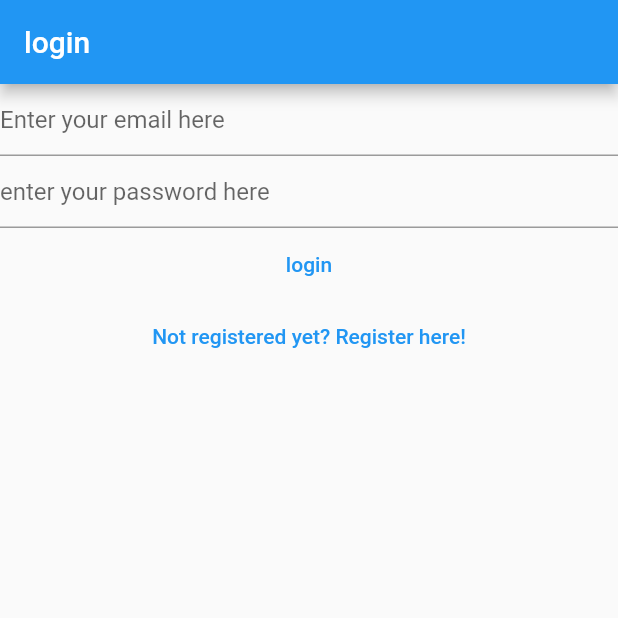
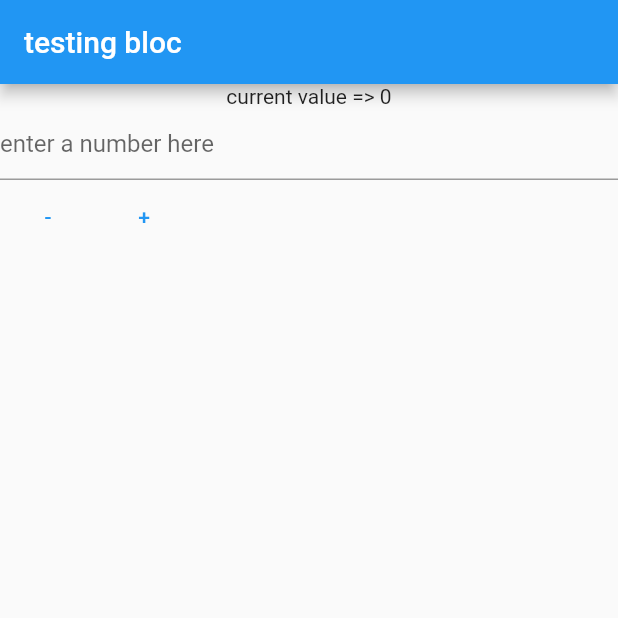
Before and after one commit to cheropnai/notesapp, a Flutter app: the screen it shows after launch, on a phone screen of 412 x 824 dp, the top half of it. Run offline on Flutter 3.47's test engine with Material 2 defaults, Android fonts, the phone set to English and light mode, and no system bars; our stand-ins replace bloc, cloud_firestore, firebase_auth, firebase_core, flutter_bloc and 1 more; missing offline and left inert: dart:ffi; accounts and stored records are empty.

Commit message:
step into bloc

```diff
--- a/lib/main.dart
+++ b/lib/main.dart
@@ -1,6 +1,8 @@
 import 'dart:ffi';
 
+import 'package:bloc/bloc.dart';
 import 'package:flutter/material.dart';
+import 'package:flutter_bloc/flutter_bloc.dart';
 import 'package:path/path.dart';
 
 import 'package:personalnotesapp/constants/routes.dart';
@@ -22,7 +24,7 @@
     theme: ThemeData(
       primarySwatch: Colors.blue,
     ),
-    home: const Homepage(),
+    home: const HomePage(),
     routes: {
       loginRoute: (context) => const Loginview(),
       registerRoute: (context) => const RegisterView(),
@@ -32,7 +34,7 @@
   ));
 }
 
-class Homepage extends StatelessWidget {
+/*class Homepage extends StatelessWidget {
   const Homepage({super.key});
 
   @override
@@ -60,3 +62,148 @@
     );
   }
 }
+*/
+class HomePage extends StatefulWidget {
+  const HomePage({super.key});
+
+  @override
+  State<HomePage> createState() => _HomePageState();
+}
+
+class _HomePageState extends State<HomePage> {
+  late final TextEditingController _controller;
+
+  @override
+  void initState() {
+    _controller = TextEditingController();
+    super.initState();
+  }
+
+  @override
+  void dispose() {
+    _controller.dispose();
+    super.dispose();
+  }
+
+  @override
+  Widget build(BuildContext context) {
+    return BlocProvider(
+      create: (context) => CounterBloc(),
+      child: Scaffold(
+        appBar: AppBar(
+          title: const Text('testing bloc'),
+          actions: [],
+        ),
+        body: BlocConsumer<CounterBloc, CounterState>(
+          listener: (context, state) {
+            _controller.clear();
+          },
+          builder: (context, state) {
+            final invalidValue =
+                (state is CounterStateInValidNumber) ? state.InvalidValue : '';
+            return Column(
+              children: [
+                Text('current value => ${state.value}'),
+                Visibility(
+                  child: Text('invalid input: $invalidValue'),
+                  visible: state is CounterStateInValidNumber,
+                ),
+                TextField(
+                  controller: _controller,
+                  decoration: const InputDecoration(
+                    hintText: 'enter a number here',
+                  ),
+                  keyboardType: TextInputType.number,
+                ),
+                Row(
+                  children: [
+                    TextButton(
+                        onPressed: () {
+                          context
+                              .read<CounterBloc>()
+                              .add(DecreamentEvent(_controller.text));
+                        },
+                        child: const Text('-')),
+                    TextButton(
+                        onPressed: () {
+                          context
+                              .read<CounterBloc>()
+                              .add(IncrementEvent(_controller.text));
+                        },
+                        child: const Text('+')),
+                  ],
+                )
+              ],
+            );
+          },
+        ),
+      ),
+    );
+  }
+}
+
+@immutable
+abstract class CounterState {
+  final int value;
+
+  const CounterState(this.value);
+}
+
+class CounterStateValid extends CounterState {
+  const CounterStateValid(int value) : super(value);
+}
+
+class CounterStateInValidNumber extends CounterState {
+  final String InvalidValue;
+
+  CounterStateInValidNumber({
+    required this.InvalidValue,
+    required int previousValue,
+  }) : super(previousValue);
+}
+
+@immutable
+abstract class CounterEvent {
+  final String value;
+
+  const CounterEvent(this.value);
+}
+
+class IncrementEvent extends CounterEvent {
+  const IncrementEvent(String value) : super(value);
+}
+
+class DecreamentEvent extends CounterEvent {
+  const DecreamentEvent(String value) : super(value);
+}
+
+class CounterBloc extends Bloc<CounterEvent, CounterState> {
+  CounterBloc() : super(const CounterStateValid(0)) {
+    on<IncrementEvent>((event, emit) {
+      final integer = int.tryParse(event.value);
+      if (integer == null) {
+        emit(CounterStateInValidNumber(
+          InvalidValue: event.value,
+          previousValue: state.value,
+        ));
+      } else {
+        emit(
+          CounterStateValid(state.value + integer),
+        );
+      }
+    });
+    on<DecreamentEvent>((event, emit) {
+      final integer = int.tryParse(event.value);
+      if (integer == null) {
+        emit(CounterStateInValidNumber(
+          InvalidValue: event.value,
+          previousValue: state.value,
+        ));
+      } else {
+        emit(
+          CounterStateValid(state.value - integer),
+        );
+      }
+    });
+  }
+}
--- a/pubspec.yaml
+++ b/pubspec.yaml
@@ -46,6 +46,8 @@
   path_provider: ^2.0.14
   path: ^1.8.3
   share_plus: ^7.0.0
+  bloc: ^8.1.1
+  flutter_bloc: ^8.1.2
 
 
 dev_dependencies:
```
Also changed, not shown: pubspec.lock.
